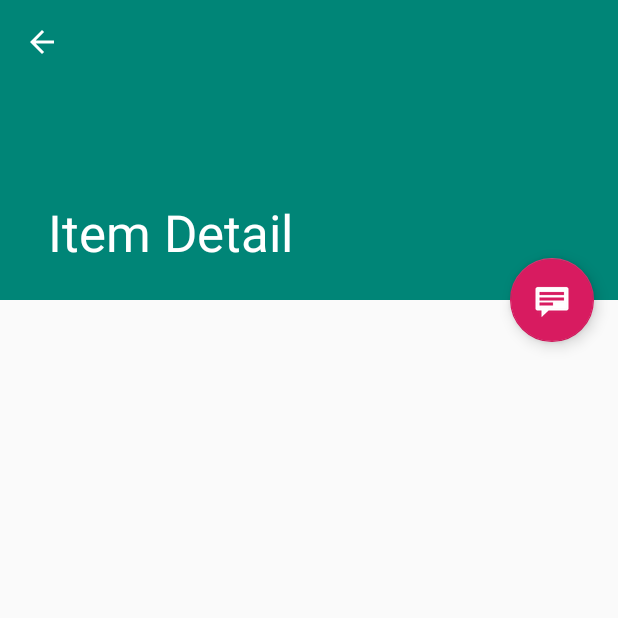
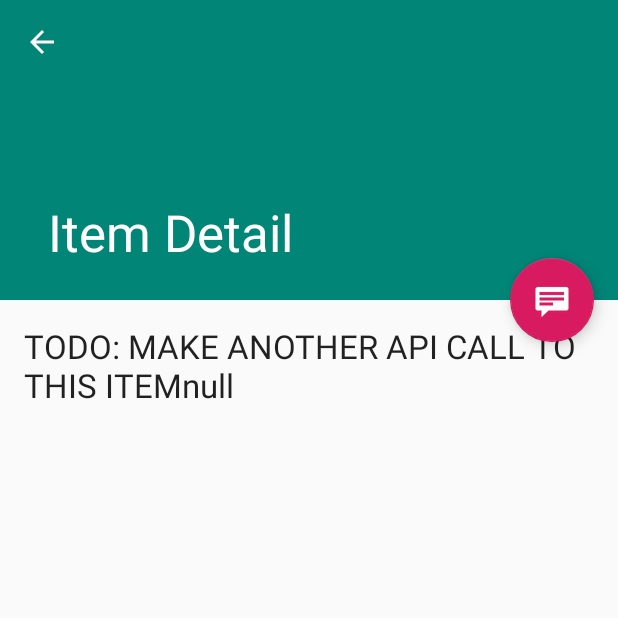
Before and after one commit to AndrewMcNeill/ChronicleList, an Android app: the ItemDetailActivity screen opened directly, with no data from a screen before it, on a phone screen of 412 x 824 dp, the top half of it. Run offline under Robolectric (Android 15) with nearby library versions, the light colour scheme and no system bars; network calls fail.

```diff
--- a/app/src/main/java/ca/andrewmcneill/chroniclelist/ItemDetailActivity.java
+++ b/app/src/main/java/ca/andrewmcneill/chroniclelist/ItemDetailActivity.java
@@ -58,8 +58,8 @@ public class ItemDetailActivity extends AppCompatActivity {
             // Create the detail fragment and add it to the activity
             // using a fragment transaction.
             Bundle arguments = new Bundle();
-            arguments.putString(ItemDetailFragment.ARG_ITEM_ID,
-                    getIntent().getStringExtra(ItemDetailFragment.ARG_ITEM_ID));
+            arguments.putString(ItemDetailFragment.API_ID,
+                    getIntent().getStringExtra(ItemDetailFragment.API_ID));
             ItemDetailFragment fragment = new ItemDetailFragment();
             fragment.setArguments(arguments);
             getSupportFragmentManager().beginTransaction()
--- a/app/src/main/java/ca/andrewmcneill/chroniclelist/ItemDetailFragment.java
+++ b/app/src/main/java/ca/andrewmcneill/chroniclelist/ItemDetailFragment.java
@@ -12,6 +12,7 @@ import android.view.View;
 import android.view.ViewGroup;
 import android.widget.TextView;
 
+import ca.andrewmcneill.chroniclelist.beans.Book;
 import ca.andrewmcneill.chroniclelist.dummy.DummyContent;
 
 /**
@@ -25,12 +26,14 @@ public class ItemDetailFragment extends Fragment {
      * The fragment argument representing the item ID that this fragment
      * represents.
      */
-    public static final String ARG_ITEM_ID = "item_id";
+    public static final String API_ID = "api_id";
 
     /**
      * The dummy content this fragment is presenting.
      */
-    private DummyContent.DummyItem mItem;
+    //private Book mItem;
+    String title;
+    String apiID;
 
     /**
      * Mandatory empty constructor for the fragment manager to instantiate the
@@ -43,16 +46,17 @@ public class ItemDetailFragment extends Fragment {
     public void onCreate(Bundle savedInstanceState) {
         super.onCreate(savedInstanceState);
 
-        if (getArguments().containsKey(ARG_ITEM_ID)) {
+        if (getArguments().containsKey(API_ID)) {
             // Load the dummy content specified by the fragment
             // arguments. In a real-world scenario, use a Loader
             // to load content from a content provider.
-            mItem = DummyContent.ITEM_MAP.get(getArguments().getString(ARG_ITEM_ID));
+            //mItem = DummyContent.ITEM_MAP.get(getArguments().getString(ARG_ITEM_ID));
+            apiID = getArguments().getString(API_ID);
 
             Activity activity = this.getActivity();
             CollapsingToolbarLayout appBarLayout = (CollapsingToolbarLayout) activity.findViewById(R.id.toolbar_layout);
             if (appBarLayout != null) {
-                appBarLayout.setTitle(mItem.content);
+                appBarLayout.setTitle(apiID);
             }
         }
     }
@@ -63,9 +67,8 @@ public class ItemDetailFragment extends Fragment {
         View rootView = inflater.inflate(R.layout.item_detail, container, false);
 
         // Show the dummy content as text in a TextView.
-        if (mItem != null) {
-            ((TextView) rootView.findViewById(R.id.item_detail)).setText(mItem.details);
-        }
+        TextView t = rootView.findViewById(R.id.item_detail);
+        t.setText("TODO: MAKE ANOTHER API CALL TO THIS ITEM" + apiID);
 
         return rootView;
     }
```
Also changed, not shown: app/src/main/java/ca/andrewmcneill/chroniclelist/ItemListActivity.java (+21 -73 lines), app/src/main/java/ca/andrewmcneill/chroniclelist/adapters/bookAdapter.java (added, +108 -0 lines), app/src/main/res/layout/custom_item_list_content.xml (+20 -14 lines).
